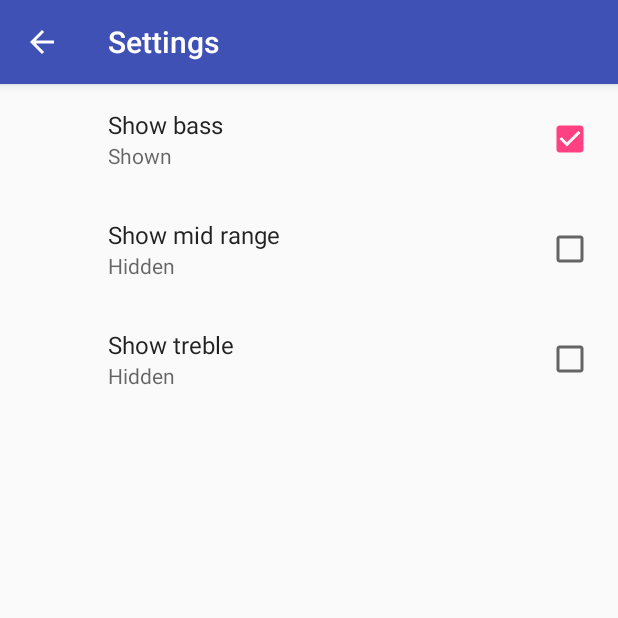
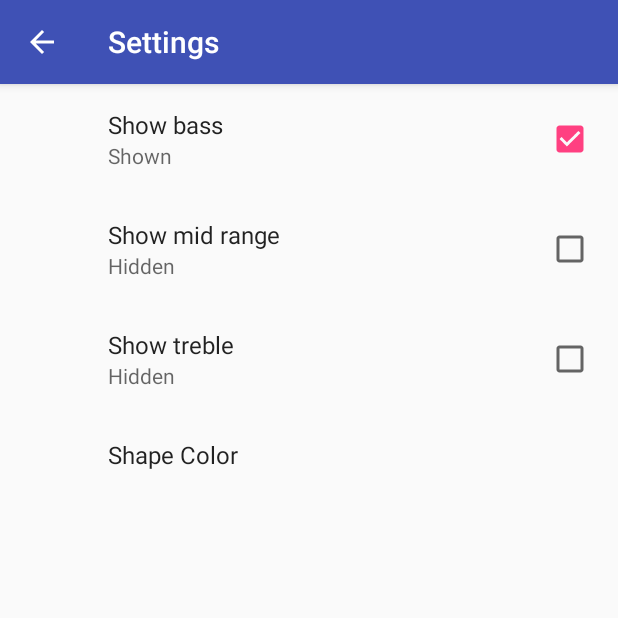
Before and after one commit to Chrissetiana/visualizer-preferences, an Android app: the screen it shows after launch (SettingsActivity), in the options menu, after a tap on "Settings", on a phone screen of 412 x 824 dp, the top half of it. Run offline under Robolectric (Android 15) with nearby library versions, the phone set to English and light mode, and no system bars; our stand-ins replace androidx.preference; 1 statement that could not run was skipped.

Commit message:
Added preferences (color)

```diff
--- a/app/src/main/java/com/chrissetiana/visualizerpreferences/VisualizerActivity.java
+++ b/app/src/main/java/com/chrissetiana/visualizerpreferences/VisualizerActivity.java
@@ -36,13 +36,21 @@ public class VisualizerActivity extends AppCompatActivity implements SharedPrefe
     }
 
     private void setupSharedPreferences() {
+        // Get all of the values from shared preferences to set it up
         SharedPreferences sharedPreferences = PreferenceManager.getDefaultSharedPreferences(this);
         mVisualizerView.setShowBass(sharedPreferences.getBoolean(getString(R.string.pref_show_bass_key), getResources().getBoolean(R.bool.pref_show_bass_key_default)));
         mVisualizerView.setShowMid(sharedPreferences.getBoolean(getString(R.string.pref_show_mid_range_key), getResources().getBoolean(R.bool.pref_show_mid_range_key_default)));
         mVisualizerView.setShowTreble(sharedPreferences.getBoolean(getString(R.string.pref_show_treble_key), getResources().getBoolean(R.bool.pref_show_treble_key_default)));
         mVisualizerView.setMinSizeScale(1);
-        mVisualizerView.setColor(getString(R.string.pref_color_red_value));
+
+        loadColorFromPreferences(sharedPreferences);
+
+        // Register the listener
         sharedPreferences.registerOnSharedPreferenceChangeListener(this);
+    }
+
+    private void loadColorFromPreferences(SharedPreferences sharedPreferences) {
+        mVisualizerView.setColor(sharedPreferences.getString(getString(R.string.pref_color_key), getString(R.string.pref_color_red_value)));
     }
 
     @Override
@@ -135,6 +143,8 @@ public class VisualizerActivity extends AppCompatActivity implements SharedPrefe
             mVisualizerView.setShowMid(sharedPreferences.getBoolean(key, getResources().getBoolean(R.bool.pref_show_mid_range_key_default)));
         } else if (key.equals(getString(R.string.pref_show_treble_key))) {
             mVisualizerView.setShowTreble(sharedPreferences.getBoolean(key, getResources().getBoolean(R.bool.pref_show_treble_key_default)));
+        } else if (key.equals(getString(R.string.pref_color_key))) {
+            loadColorFromPreferences(sharedPreferences);
         }
     }
 }
--- /dev/null
+++ b/app/src/main/res/values/arrays.xml
@@ -0,0 +1,16 @@
+<?xml version="1.0" encoding="utf-8"?>
+<resources>
+
+    <array name="pref_color_option_labels">
+        <item>@string/pref_color_red_label</item>
+        <item>@string/pref_color_green_label</item>
+        <item>@string/pref_color_blue_label</item>
+    </array>
+
+    <array name="pref_color_option_values">
+        <item>@string/pref_color_red_value</item>
+        <item>@string/pref_color_green_value</item>
+        <item>@string/pref_color_blue_value</item>
+    </array>
+
+</resources>
--- a/app/src/main/res/values/bools.xml
+++ b/app/src/main/res/values/bools.xml
@@ -1,6 +1,8 @@
 <?xml version="1.0" encoding="utf-8"?>
 <resources>
+
     <bool name="pref_show_bass_key_default">true</bool>
     <bool name="pref_show_mid_range_key_default">false</bool>
     <bool name="pref_show_treble_key_default">false</bool>
+
 </resources>
--- a/app/src/main/res/values/strings.xml
+++ b/app/src/main/res/values/strings.xml
@@ -1,4 +1,5 @@
 <resources>
+
     <string name="app_name">Visualizer</string>
 
     <string name="action_settings">Settings</string>
@@ -18,6 +19,19 @@
     <!-- Key name for storing treble in SharedPreferences -->
     <string name="pref_show_treble_key" translatable="false">show_treble</string>
 
+    <!-- Label for the color preference -->
+    <string name="pref_color_label">Shape Color</string>
+
+    <!-- Label for red color preference -->
+    <string name="pref_color_red_label">Red</string>
+    <!-- Label for blue color preference -->
+    <string name="pref_color_blue_label">Blue</string>
+    <!-- Label for green color preference -->
+    <string name="pref_color_green_label">Green</string>
+
+    <!-- Key name for color preference in SharedPreference -->
+    <string name="pref_color_key" translatable="false">color</string>
+
     <!-- Value in SharedPreferences for red color option -->
     <string name="pref_color_red_value" translatable="false">red</string>
 
@@ -26,6 +40,9 @@
 
     <!-- Value in SharedPreferences for green color option -->
     <string name="pref_color_green_value" translatable="false">green</string>
+
+    <!-- Label for the range checkbox preference -->
     <string name="pref_show_false">Hidden</string>
     <string name="pref_show_true">Shown</string>
+
 </resources>
--- a/app/src/main/res/xml/pref_visualizer.xml
+++ b/app/src/main/res/xml/pref_visualizer.xml
@@ -1,21 +1,32 @@
 <?xml version="1.0" encoding="utf-8"?>
 <PreferenceScreen xmlns:android="http://schemas.android.com/apk/res/android">
+
     <CheckBoxPreference
         android:defaultValue="@bool/pref_show_bass_key_default"
         android:key="@string/pref_show_bass_key"
         android:summaryOff="@string/pref_show_false"
         android:summaryOn="@string/pref_show_true"
         android:title="@string/pref_show_bass_label" />
+
     <CheckBoxPreference
         android:defaultValue="@bool/pref_show_mid_range_key_default"
         android:key="@string/pref_show_mid_range_key"
         android:summaryOff="@string/pref_show_false"
         android:summaryOn="@string/pref_show_true"
         android:title="@string/pref_show_mid_range_label" />
+
     <CheckBoxPreference
         android:defaultValue="@bool/pref_show_treble_key_default"
         android:key="@string/pref_show_treble_key"
         android:summaryOff="@string/pref_show_false"
         android:summaryOn="@string/pref_show_true"
         android:title="@string/pref_show_treble_label" />
+
+    <ListPreference
+        android:defaultValue="@string/pref_color_red_value"
+        android:entries="@array/pref_color_option_labels"
+        android:entryValues="@array/pref_color_option_values"
+        android:key="@string/pref_color_key"
+        android:title="@string/pref_color_label" />
+
 </PreferenceScreen>
```
